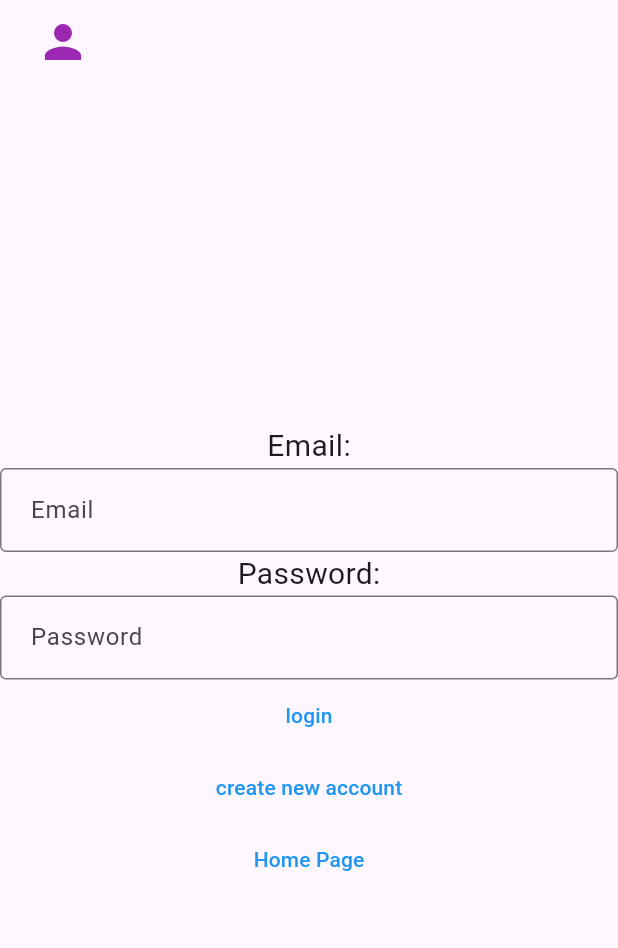
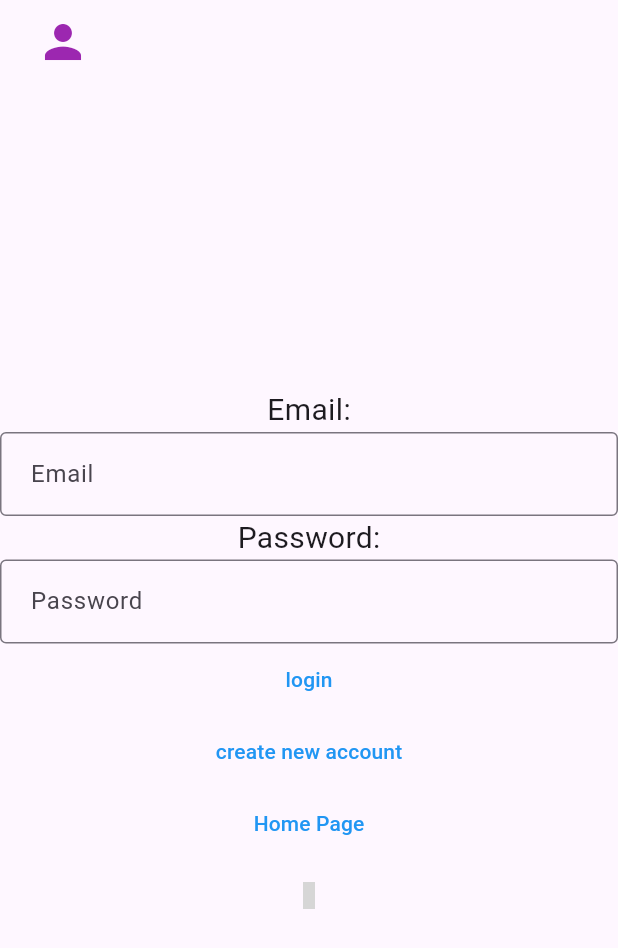
Before and after one commit to noorsharkia1/FinalProject, a Flutter app: the screen it shows after launch, on a phone screen of 412 x 824 dp. Shown: the top 948 px of the screen. Run offline on Flutter 3.47's test engine with Material 3 defaults, Android fonts, the phone set to English and light mode, and no system bars; statements that could not run were skipped; grey boxes are pictures that could not be loaded.

Commit message:
Merge remote-tracking branch 'origin/master'

```diff
--- a/lib/Views/RegisterScreen.dart
+++ b/lib/Views/RegisterScreen.dart
@@ -78,8 +78,7 @@ class RegisterscreenPageState extends State<RegisterScreen> {
                   hintText: ' Last name'
               ),
             ),
-
-            TextButton(
+      TextButton(
               style: ButtonStyle(
                 foregroundColor: MaterialStateProperty.all<Color>(Colors.blue),
               ),
--- a/lib/main.dart
+++ b/lib/main.dart
@@ -104,6 +104,7 @@ class _MyHomePageState extends State<MyHomePage> {
               child: Text(''
                   'create new account'),
             ),
+
             TextButton(
               style: ButtonStyle(
                 foregroundColor: MaterialStateProperty.all<Color>(Colors.blue),
@@ -117,6 +118,17 @@ class _MyHomePageState extends State<MyHomePage> {
               child: Text('Home Page'),
             ),
 
+            TextButton(
+                child: Icon(Icons.data_eye),
+                onPressed: () => showDialog(context: context, builder: (BuildContext context){
+                  return AlertDialog(
+                    content: Text("Whatever Widget"),
+                  );
+                })
+            )
+
+
+
 
 
           ],
```
